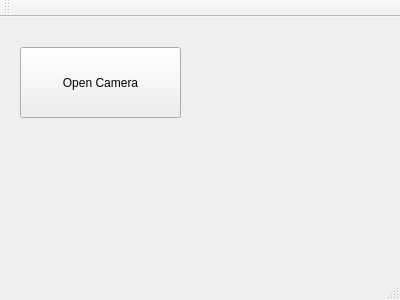
First picture: the form in mainwindow.ui, repository jefftsai8049/MouseEvent, before the edit.
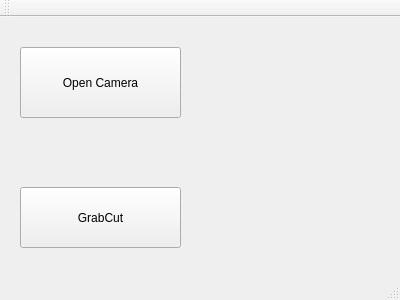
Second picture: the form after the edit.

Commit message: grabcut ok

Diff of the .ui file:
```diff
--- a/mainwindow.ui
+++ b/mainwindow.ui
@@ -27,6 +27,19 @@
      <string>Open Camera</string>
     </property>
    </widget>
+   <widget class="QPushButton" name="grabcut_pushButton">
+    <property name="geometry">
+     <rect>
+      <x>20</x>
+      <y>170</y>
+      <width>161</width>
+      <height>61</height>
+     </rect>
+    </property>
+    <property name="text">
+     <string>GrabCut</string>
+    </property>
+   </widget>
   </widget>
   <widget class="QMenuBar" name="menuBar">
    <property name="geometry">
```
The commit also changes 4 other files.
